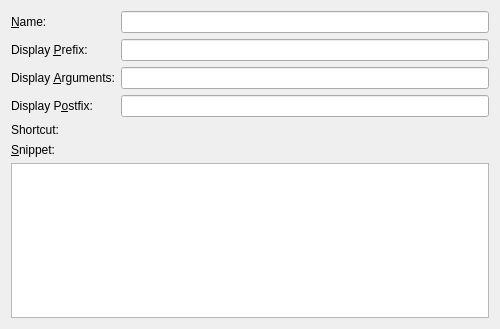
KDE/kdevelop, file plugins/snippet/editsnippet.ui: the form before one commit.
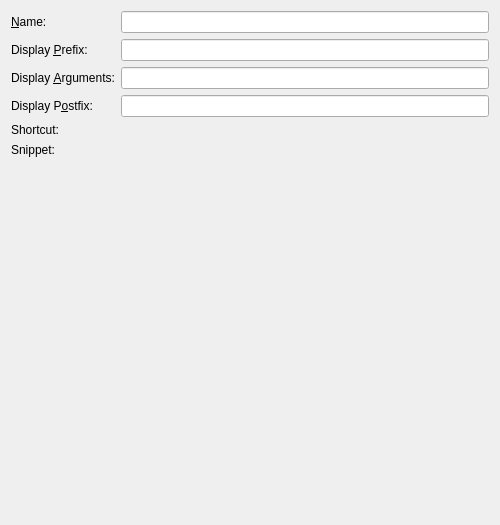
The form after the commit. Custom widgets are drawn as their Qt base class.

Commit message: use KTextEditor in snippet editor

Diff of the .ui file:
```diff
--- a/plugins/snippet/editsnippet.ui
+++ b/plugins/snippet/editsnippet.ui
@@ -7,7 +7,7 @@
     <x>0</x>
     <y>0</y>
     <width>500</width>
-    <height>329</height>
+    <height>525</height>
    </rect>
   </property>
   <property name="minimumSize">
@@ -16,6 +16,8 @@
     <height>0</height>
    </size>
   </property>
+  <layout class="QVBoxLayout" name="verticalLayout">
+   <item>
   <layout class="QFormLayout" name="formLayout">
    <item row="0" column="0">
     <widget class="QLabel" name="snippetName">
@@ -86,32 +88,6 @@
      </property>
     </widget>
    </item>
-   <item row="5" column="0">
-    <widget class="QLabel" name="snippetContentsLabel">
-     <property name="text">
-      <string>&amp;Snippet:</string>
-     </property>
-     <property name="buddy">
-      <cstring>snippetContentsEdit</cstring>
-     </property>
-    </widget>
-   </item>
-   <item row="6" column="0" colspan="2">
-    <widget class="KTextEdit" name="snippetContentsEdit">
-     <property name="sizePolicy">
-      <sizepolicy hsizetype="Expanding" vsizetype="Maximum">
-       <horstretch>0</horstretch>
-       <verstretch>0</verstretch>
-      </sizepolicy>
-     </property>
-     <property name="toolTip">
-      <string>The actual snippet contents that will be inserted.</string>
-     </property>
-     <property name="acceptRichText">
-      <bool>false</bool>
-     </property>
-    </widget>
-   </item>
    <item row="4" column="0">
     <widget class="QLabel" name="snippetShortcutLabel">
      <property name="text">
@@ -122,6 +98,15 @@
    <item row="4" column="1">
     <widget class="KShortcutWidget" name="snippetShortcutWidget"/>
    </item>
+     <item row="5" column="0">
+      <widget class="QLabel" name="snippetContentsLabel">
+       <property name="text">
+        <string>Snippet:</string>
+       </property>
+      </widget>
+     </item>
+    </layout>
+   </item>
   </layout>
  </widget>
  <customwidgets>
@@ -135,11 +120,6 @@
    <extends>QWidget</extends>
    <header>kshortcutwidget.h</header>
   </customwidget>
-  <customwidget>
-   <class>KTextEdit</class>
-   <extends>QTextEdit</extends>
-   <header>ktextedit.h</header>
-  </customwidget>
  </customwidgets>
  <tabstops>
   <tabstop>snippetPrefixEdit</tabstop>
```
Left out of the diff: 1 changed line with no effect on the pictures. Lines whose indentation alone changed are shown as unchanged. The commit also changes 3 other files.
